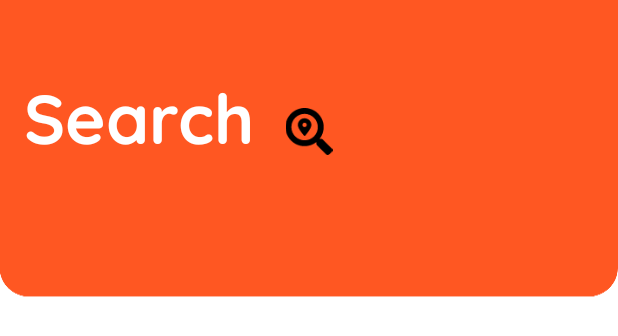
After one commit to glitch-droid/CovidTracker, an Android app: the layout afffected_countries_layout.xml on its own in the app's theme, with its tools: preview values and no code run, on a phone screen of 412 x 824 dp. The commit adds this screen. Shown: the top 336 px of the screen. Run offline under Robolectric (Android 15) with nearby library versions, the phone set to English and light mode, and no system bars; network calls fail.

Commit message:
Affected Countries Fragment Added

```diff
--- a/app/src/main/java/com/example/myapplication/MainActivity.java
+++ b/app/src/main/java/com/example/myapplication/MainActivity.java
@@ -51,6 +51,9 @@ public class MainActivity extends AppCompatActivity {
                     case R.id.profile_icon:
                         container = new ProfileFragment(userName);
                         break;
+                    case R.id.world_icon:
+                        container  = new AffectedCountriesFragment();
+                        break;
                     default:
                         break;
 
--- /dev/null
+++ b/app/src/main/res/layout/afffected_countries_layout.xml
@@ -0,0 +1,36 @@
+<?xml version="1.0" encoding="utf-8"?>
+<androidx.constraintlayout.widget.ConstraintLayout
+    xmlns:android="http://schemas.android.com/apk/res/android"
+    xmlns:app="http://schemas.android.com/apk/res-auto"
+    xmlns:tools="http://schemas.android.com/tools"
+    android:layout_width="match_parent"
+    android:layout_height="match_parent"
+    android:background="@drawable/dashboard_bgr">
+
+    <TextView
+        android:id="@+id/textView"
+        android:layout_width="wrap_content"
+        android:layout_height="wrap_content"
+        android:layout_marginTop="44dp"
+        android:fontFamily="@font/quicksand_bold"
+        android:text="Search"
+        android:textColor="@color/white"
+        android:textSize="46sp"
+        android:textStyle="bold"
+        app:layout_constraintEnd_toEndOf="parent"
+        app:layout_constraintHorizontal_bias="0.061"
+        app:layout_constraintStart_toStartOf="parent"
+        app:layout_constraintTop_toTopOf="parent" />
+
+    <ImageView
+        android:layout_width="32dp"
+        android:layout_height="31dp"
+        android:layout_marginStart="16dp"
+        android:layout_marginTop="72dp"
+        android:src="@drawable/search_icon"
+        app:layout_constraintEnd_toEndOf="parent"
+        app:layout_constraintHorizontal_bias="0.025"
+        app:layout_constraintStart_toEndOf="@+id/textView"
+        app:layout_constraintTop_toTopOf="parent" />
+
+</androidx.constraintlayout.widget.ConstraintLayout>
```
Also changed, not shown: app/src/main/java/com/example/myapplication/AffectedCountriesFragment.java (added, +23 -0 lines), app/src/main/res/layout/home_fragment_layout.xml (+8 -0 lines), app/src/main/res/drawable-hdpi/search_icon.png (added), app/src/main/res/drawable-hdpi/stats_icon.png (added), app/src/main/res/drawable-ldpi/search_icon.png (added), app/src/main/res/drawable-ldpi/stats_icon.png (added), app/src/main/res/drawable-mdpi/search_icon.png (added), app/src/main/res/drawable-mdpi/stats_icon.png (added), app/src/main/res/drawable-xhdpi/search_icon.png (added), app/src/main/res/drawable-xhdpi/stats_icon.png (added), app/src/main/res/drawable-xxhdpi/search_icon.png (added), app/src/main/res/drawable-xxhdpi/stats_icon.png (added), app/src/main/res/drawable-xxxhdpi/search_icon.png (added), app/src/main/res/drawable-xxxhdpi/stats_icon.png (added).
